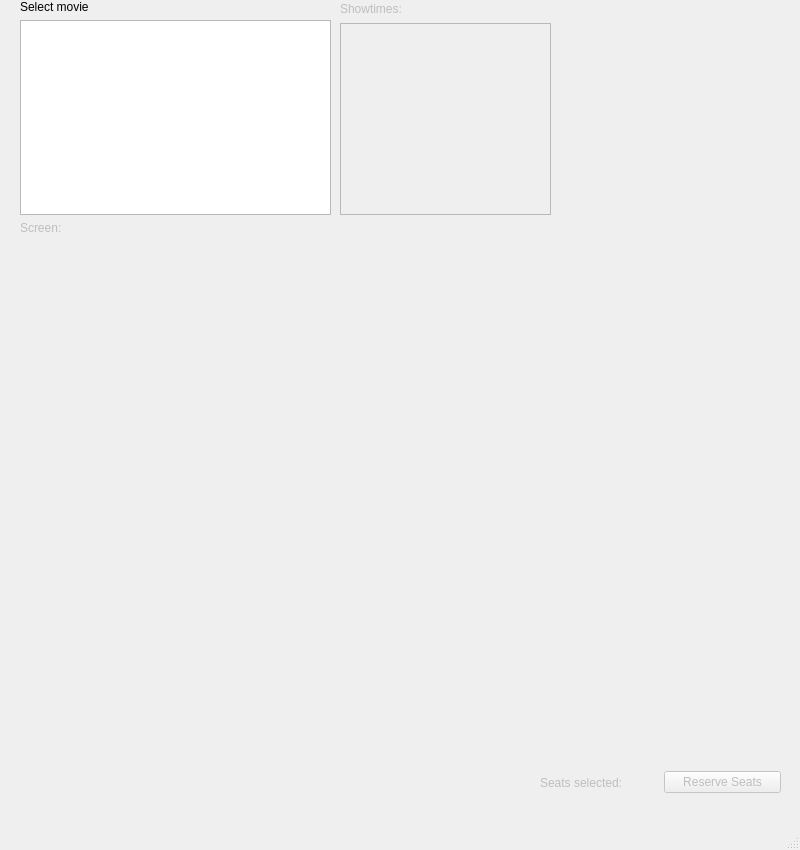
This is staffwindow.ui in Aurux/movieReservation as Qt 5 draws it before an edit. The edited form follows.
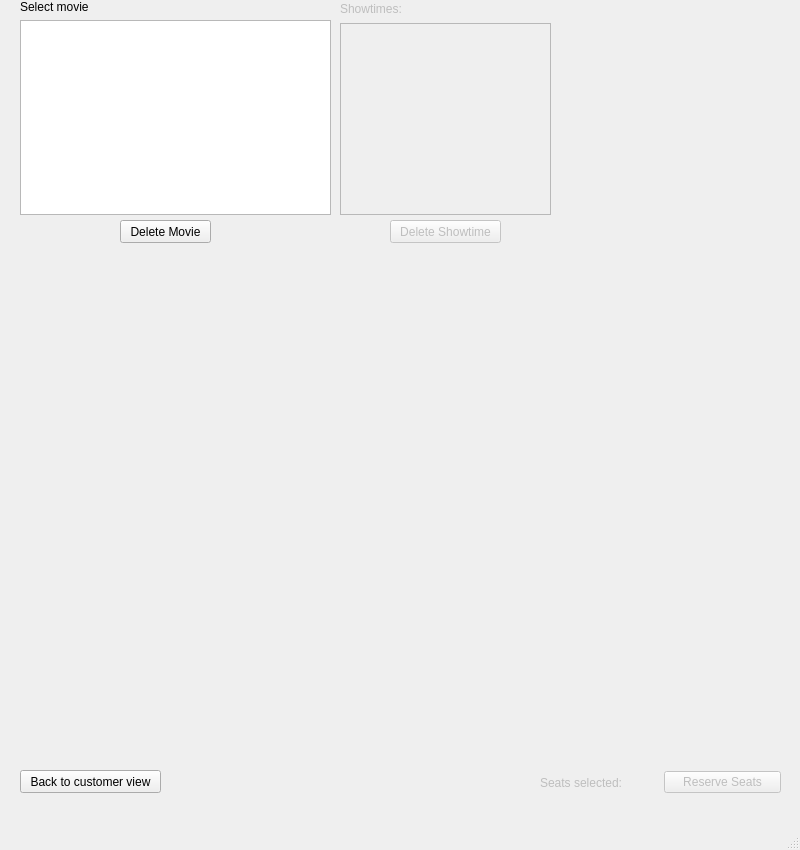
This is the edited form. Icons and pictures are not drawn.

Commit message: Added option to delete movies and showtimes to staff view.

The edit to the form file:
```diff
--- a/staffwindow.ui
+++ b/staffwindow.ui
@@ -164,37 +164,6 @@
      </item>
     </layout>
    </widget>
-   <widget class="QWidget" name="gridLayoutWidget">
-    <property name="geometry">
-     <rect>
-      <x>20</x>
-      <y>230</y>
-      <width>761</width>
-      <height>511</height>
-     </rect>
-    </property>
-    <layout class="QGridLayout" name="seatGridLayout">
-     <property name="horizontalSpacing">
-      <number>2</number>
-     </property>
-    </layout>
-   </widget>
-   <widget class="QLabel" name="seatLabel">
-    <property name="enabled">
-     <bool>false</bool>
-    </property>
-    <property name="geometry">
-     <rect>
-      <x>20</x>
-      <y>220</y>
-      <width>71</width>
-      <height>16</height>
-     </rect>
-    </property>
-    <property name="text">
-     <string>Screen:</string>
-    </property>
-   </widget>
    <widget class="QLabel" name="imageLabel">
     <property name="geometry">
      <rect>
@@ -240,6 +209,48 @@
      </item>
     </layout>
    </widget>
+   <widget class="QPushButton" name="backBtn">
+    <property name="geometry">
+     <rect>
+      <x>20</x>
+      <y>770</y>
+      <width>141</width>
+      <height>23</height>
+     </rect>
+    </property>
+    <property name="text">
+     <string>Back to customer view</string>
+    </property>
+   </widget>
+   <widget class="QPushButton" name="deleteMovieBtn">
+    <property name="geometry">
+     <rect>
+      <x>120</x>
+      <y>220</y>
+      <width>91</width>
+      <height>23</height>
+     </rect>
+    </property>
+    <property name="text">
+     <string>Delete Movie</string>
+    </property>
+   </widget>
+   <widget class="QPushButton" name="deleteShowtimeBtn">
+    <property name="enabled">
+     <bool>false</bool>
+    </property>
+    <property name="geometry">
+     <rect>
+      <x>390</x>
+      <y>220</y>
+      <width>111</width>
+      <height>23</height>
+     </rect>
+    </property>
+    <property name="text">
+     <string>Delete Showtime</string>
+    </property>
+   </widget>
   </widget>
   <widget class="QMenuBar" name="menubar">
    <property name="geometry">
```
The commit also changes 8 other files.
